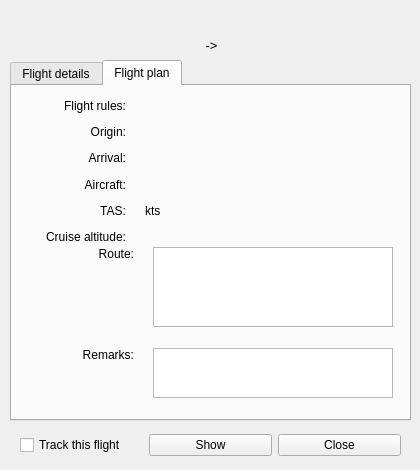
Old version of the form source/ui/resources/flightdetailswindow.ui in the repository Vatsinator/vatsinator-legacy.
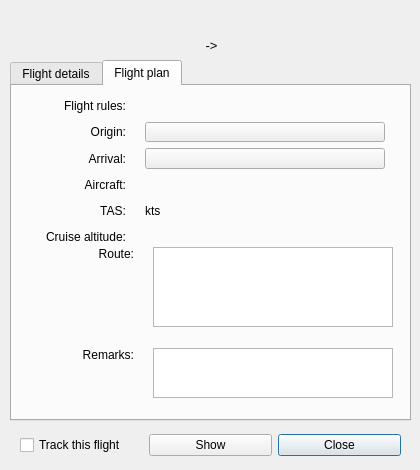
New version of the form. The open tabs and pages were chosen to show the change. Icons and pictures are not drawn. Custom widgets are drawn as their Qt base class.

Commit message: Added two buttons in FlightDetailsWindow. - ShowAirportButton can now connect itself with AirportDetailsWindow::Show() slot; - FlightDetailsWindow contains now two buttons - origin and destination airport details; - Pilot::position moved to Client class; - showPilot() and showPoint() methods of MapWidget merged into ShowClient().

Diff of the .ui file:
```diff
--- a/source/ui/resources/flightdetailswindow.ui
+++ b/source/ui/resources/flightdetailswindow.ui
@@ -379,13 +379,6 @@
         </property>
        </widget>
       </item>
-      <item row="1" column="2">
-       <widget class="QLabel" name="OriginLabel">
-        <property name="text">
-         <string/>
-        </property>
-       </widget>
-      </item>
       <item row="4" column="0">
        <widget class="QLabel" name="TrueAirSpeedLabelDesc">
         <property name="text">
@@ -413,7 +406,7 @@
        </spacer>
       </item>
       <item row="1" column="0">
-       <widget class="QLabel" name="OriginLabelDesc">
+       <widget class="QLabel" name="OriginLabel">
         <property name="text">
          <string>Origin:</string>
         </property>
@@ -537,7 +530,7 @@
        </widget>
       </item>
       <item row="2" column="0">
-       <widget class="QLabel" name="ArrivalLabelDesc">
+       <widget class="QLabel" name="ArrivalLabel">
         <property name="text">
          <string>Arrival:</string>
         </property>
@@ -562,8 +555,18 @@
         </property>
        </spacer>
       </item>
+      <item row="1" column="2">
+       <widget class="ShowAirportButton" name="OriginButton">
+        <property name="text">
+         <string/>
+        </property>
+        <property name="flat">
+         <bool>false</bool>
+        </property>
+       </widget>
+      </item>
       <item row="2" column="2">
-       <widget class="QLabel" name="ArrivalLabel">
+       <widget class="ShowAirportButton" name="ArrivalButton">
         <property name="text">
          <string/>
         </property>
@@ -773,11 +776,21 @@
       <property name="text">
        <string>Close</string>
       </property>
+      <property name="default">
+       <bool>true</bool>
+      </property>
      </widget>
     </item>
    </layout>
   </widget>
  </widget>
+ <customwidgets>
+  <customwidget>
+   <class>ShowAirportButton</class>
+   <extends>QPushButton</extends>
+   <header>ui/buttons/showairportbutton.h</header>
+  </customwidget>
+ </customwidgets>
  <resources>
   <include location="imgs.qrc"/>
  </resources>
```
The commit also changes 11 other files.
